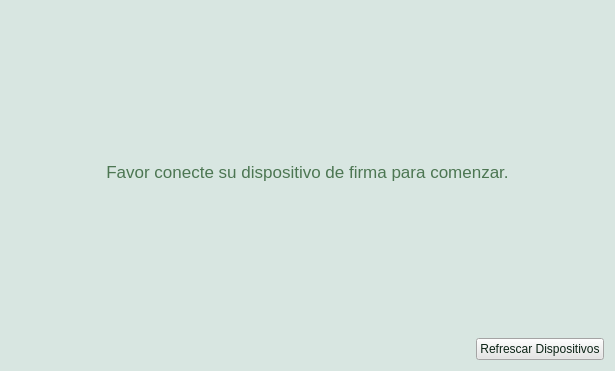
This is client_fva/ui/ui_elements/tabdefault.ui in luisza/dfva_client as Qt 5 draws it before an edit. The edited form follows.
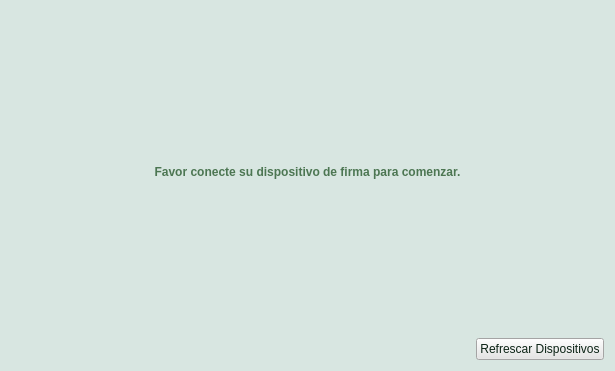
This is the edited form. Icons and pictures are not drawn.

Commit message: Start working in preferences menu item (font family, font size and theme).  Clean all font configuration in widgets so font preferences are applied everywhere as required.  Other minor changes.

Diff of the .ui file:
```diff
--- a/client_fva/ui/ui_elements/tabdefault.ui
+++ b/client_fva/ui/ui_elements/tabdefault.ui
@@ -34,7 +34,7 @@
    <item row="1" column="0" colspan="2">
     <widget class="QLabel" name="initialMessageLbl">
      <property name="styleSheet">
-      <string notr="true">font: 13pt;</string>
+      <string notr="true">font: bold;</string>
      </property>
      <property name="text">
       <string>Favor conecte su dispositivo de firma para comenzar.</string>
```
Left out of the diff: 1 changed line with no effect on the pictures. The commit also changes 26 other files.
